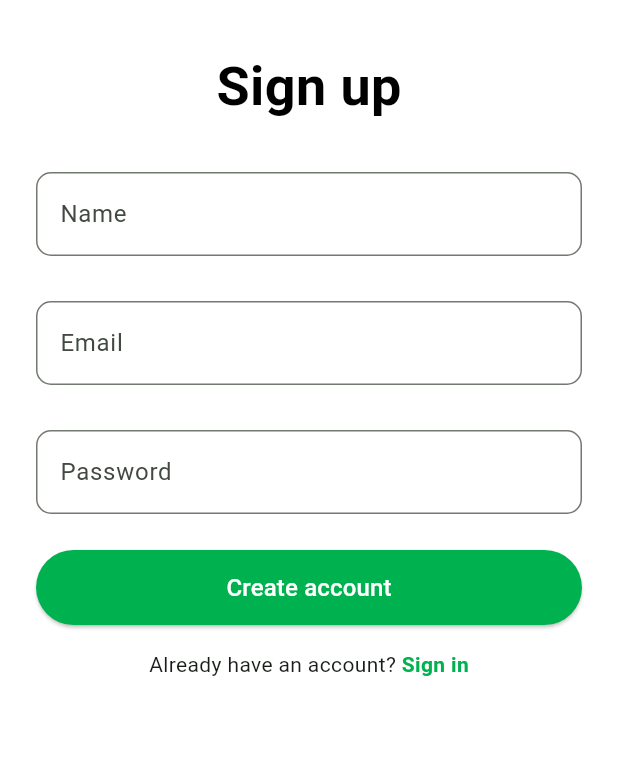
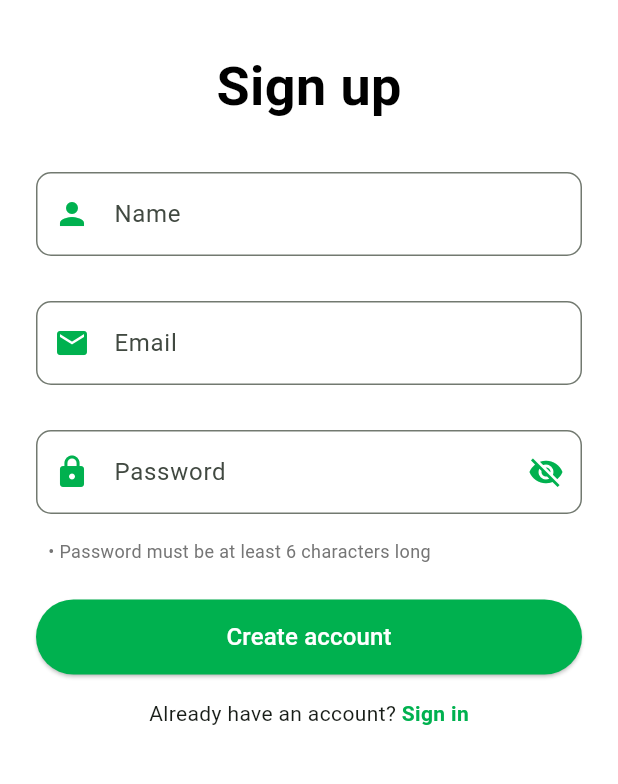
Before and after one commit to MrT2003/Hackathon-Solana, a Flutter app: the SignUp screen opened by its route, on a phone screen of 412 x 824 dp, the part 146-930 px from its top. Run offline on Flutter 3.47's test engine with Material 3 defaults, Android fonts, the phone set to English and light mode, and no system bars; our stand-ins replace firebase_auth, firebase_core, get, persistent_bottom_nav_bar; accounts and stored records are empty.

```diff
--- a/Client/flutter_solana/lib/view/SignUp/sign_up.dart
+++ b/Client/flutter_solana/lib/view/SignUp/sign_up.dart
@@ -1,8 +1,14 @@
 import 'package:flutter/material.dart';
+import 'package:flutter_solana/controller/auth_controller.dart';
 import 'package:get/get.dart';
 
 class SignUp extends StatelessWidget {
-  const SignUp({super.key});
+  SignUp({super.key});
+
+  final AuthController signUpController = Get.put(AuthController());
+  final TextEditingController _nameController = TextEditingController();
+  final TextEditingController _emailController = TextEditingController();
+  final TextEditingController _passwordController = TextEditingController();
 
   @override
   Widget build(BuildContext context) {
@@ -49,9 +55,11 @@ class SignUp extends StatelessWidget {
                 const SizedBox(height: 32),
                 // Name Field
                 TextField(
+                  controller: _nameController,
                   decoration: InputDecoration(
                     labelText: "Name",
                     hintText: "Your name",
+                    prefixIcon: Icon(Icons.person, color: Color(0xFF00B14F)),
                     focusedBorder: OutlineInputBorder(
                       borderSide:
                           BorderSide(color: Color(0xFF00B14F), width: 2),
@@ -65,9 +73,12 @@ class SignUp extends StatelessWidget {
                 const SizedBox(height: 30),
                 // Email Field
                 TextField(
+                  controller: _emailController,
+                  keyboardType: TextInputType.emailAddress,
                   decoration: InputDecoration(
                     labelText: "Email",
                     hintText: "Your email",
+                    prefixIcon: Icon(Icons.email, color: Color(0xFF00B14F)),
                     focusedBorder: OutlineInputBorder(
                       borderSide:
                           BorderSide(color: Color(0xFF00B14F), width: 2),
@@ -80,11 +91,22 @@ class SignUp extends StatelessWidget {
                 ),
                 const SizedBox(height: 30),
                 // Password Field
-                TextField(
-                  obscureText: true,
+                Obx(() => TextField(
+                      controller: _passwordController,
+                      obscureText: !signUpController.isPasswordVisible.value,
                       decoration: InputDecoration(
                         labelText: "Password",
                         hintText: "Your password",
+                        prefixIcon: Icon(Icons.lock, color: Color(0xFF00B14F)),
+                        suffixIcon: IconButton(
+                          icon: Icon(
+                            signUpController.isPasswordVisible.value
+                                ? Icons.visibility
+                                : Icons.visibility_off,
+                            color: Color(0xFF00B14F),
+                          ),
+                          onPressed: signUpController.togglePasswordVisibility,
+                        ),
                         focusedBorder: OutlineInputBorder(
                           borderSide:
                               BorderSide(color: Color(0xFF00B14F), width: 2),
@@ -94,15 +116,34 @@ class SignUp extends StatelessWidget {
                           borderRadius: BorderRadius.circular(10),
                         ),
                       ),
+                    )),
+                const SizedBox(height: 16),
+                // Password requirements
+                Container(
+                  width: double.infinity,
+                  padding: EdgeInsets.symmetric(horizontal: 8),
+                  child: Text(
+                    "• Password must be at least 6 characters long",
+                    style: TextStyle(
+                      fontSize: 12,
+                      color: Colors.grey[600],
+                    ),
+                  ),
                 ),
                 const SizedBox(height: 24),
                 // Create account button
                 SizedBox(
                   width: double.infinity,
                   height: 50,
-                  child: ElevatedButton(
-                    onPressed: () {
-                      Get.toNamed('/bottom-nav-bar');
+                  child: Obx(() => ElevatedButton(
+                        onPressed: signUpController.isLoading.value
+                            ? null
+                            : () {
+                                signUpController.signUp(
+                                  name: _nameController.text.trim(),
+                                  email: _emailController.text.trim(),
+                                  password: _passwordController.text.trim(),
+                                );
                               },
                         style: ElevatedButton.styleFrom(
                           backgroundColor: Color(0xFF00B14F),
@@ -110,11 +151,17 @@ class SignUp extends StatelessWidget {
                             borderRadius: BorderRadius.circular(25),
                           ),
                         ),
-                    child: const Text(
+                        child: signUpController.isLoading.value
+                            ? CircularProgressIndicator(
+                                color: Colors.white,
+                                strokeWidth: 2,
+                              )
+                            : const Text(
                                 "Create account",
-                      style: TextStyle(fontSize: 16, color: Colors.white),
+                                style: TextStyle(
+                                    fontSize: 16, color: Colors.white),
                               ),
-                  ),
+                      )),
                 ),
                 const SizedBox(height: 16),
                 // Sign in
--- a/Client/flutter_solana/pubspec.yaml
+++ b/Client/flutter_solana/pubspec.yaml
@@ -37,6 +37,9 @@ dependencies:
   cupertino_icons: ^1.0.6
   get: ^4.7.2
   persistent_bottom_nav_bar: ^6.2.1
+  http: ^1.4.0
+  firebase_auth: ^5.5.4
+  firebase_core: ^3.13.1
 
 dev_dependencies:
   flutter_test:
```
Also changed, not shown: Client/flutter_solana/lib/controller/auth_controller.dart (added, +224 -0 lines), Client/flutter_solana/lib/main.dart (+9 -3 lines), Client/flutter_solana/pubspec.lock, 3 other files. Lines whose indentation alone changed are shown as unchanged.
